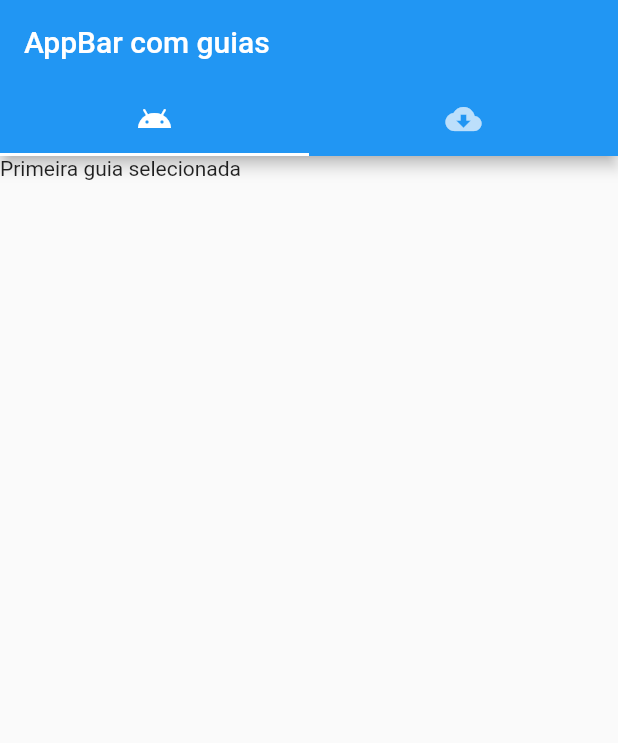
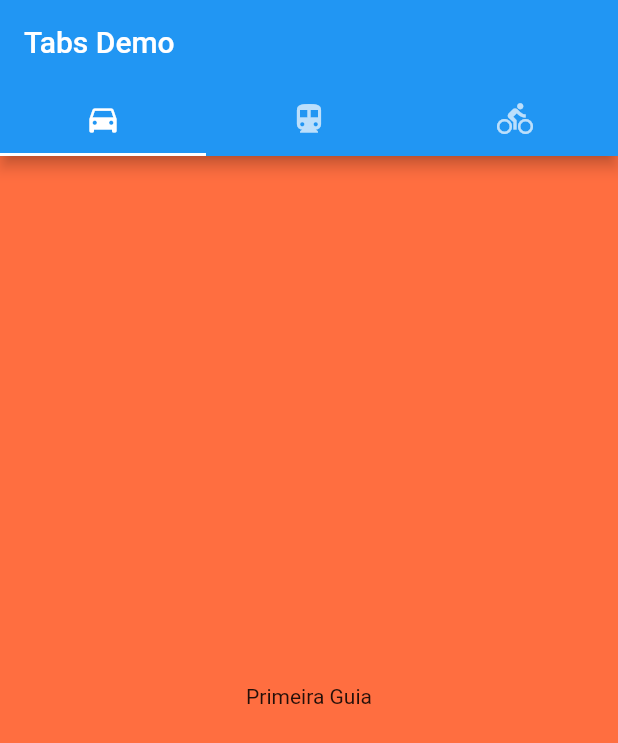
Before and after one commit to JoseNildo-Dev/Aprendendo_Flutter_Testes, a Flutter app: the screen it shows after launch, on a phone screen of 412 x 824 dp. Shown: the top 743 px of the screen. Run offline on Flutter 3.47's test engine with Material 2 defaults, Android fonts, the phone set to English and light mode, and no system bars.

Commit message:
ADD: Adicionar Guia, mudar visual geral
Criado uma terceira guia
Exibido um texto ao mudar de guia
Mudado a cor de fundo do container ao selecionar uma guia

```diff
--- a/TabsBar/lib/main.dart
+++ b/TabsBar/lib/main.dart
@@ -8,25 +8,53 @@ class MyApp extends StatelessWidget {
     return MaterialApp(
       debugShowCheckedModeBanner: false,
       home: DefaultTabController(
-        length: 2,
+        length: 3,
         child: Scaffold(
           appBar: AppBar(
-            title: Text("AppBar com guias"),
+            title: Text("Tabs Demo"),
             bottom: TabBar(
-              tabs: <Widget>[
+              tabs: [
                 Tab(
-                  icon: Icon(Icons.android),
+                  icon: Icon(Icons.directions_car),
                 ),
                 Tab(
-                  icon: Icon(Icons.cloud_download),
+                  icon: Icon(Icons.directions_transit),
                 ),
+                Tab(
+                  icon: Icon(Icons.directions_bike),
+                )
               ],
             ),
           ),
           body: TabBarView(
-            children: <Widget>[
-              Text('Primeira guia selecionada'),
-              Text('Segunda guia selecionada'),
+            children: [
+              Container(
+                color: Colors.deepOrangeAccent,
+                child: Center(
+                  child: Text(
+                    'Primeira Guia',
+                    style: TextStyle(),
+                  ),
+                ),
+              ),
+              Container(
+                color: Colors.blueGrey,
+                child: Center(
+                  child: Text(
+                    'Segunda Guia',
+                    style: TextStyle(),
+                  ),
+                ),
+              ),
+              Container(
+                color: Colors.teal,
+                child: Center(
+                  child: Text(
+                    'Terceira Guia',
+                    style: TextStyle(),
+                  ),
+                ),
+              ),
             ],
           ),
         ),
```
